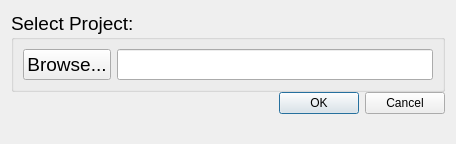
Old version of the form src/gui/open_project.ui in the repository Ecotrust/delphos.
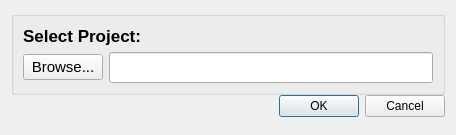
New version of the form.

```diff
--- a/src/gui/open_project.ui
+++ b/src/gui/open_project.ui
@@ -6,7 +6,7 @@
     <x>0</x>
     <y>0</y>
     <width>456</width>
-    <height>144</height>
+    <height>135</height>
    </rect>
   </property>
   <property name="windowTitle" >
@@ -24,15 +24,38 @@
         <widget class="QGroupBox" name="groupBox_4" >
          <property name="font" >
           <font>
+           <family>Arial</family>
            <pointsize>14</pointsize>
           </font>
          </property>
          <property name="title" >
+          <string/>
+         </property>
+         <layout class="QVBoxLayout" >
+          <item>
+           <widget class="QLabel" name="label" >
+            <property name="font" >
+             <font>
+              <pointsize>13</pointsize>
+              <weight>75</weight>
+              <bold>true</bold>
+             </font>
+            </property>
+            <property name="text" >
           <string>Select Project:</string>
          </property>
+           </widget>
+          </item>
+          <item>
          <layout class="QHBoxLayout" >
           <item>
            <widget class="QPushButton" name="project_browse_button" >
+              <property name="font" >
+               <font>
+                <family>Arial</family>
+                <pointsize>11</pointsize>
+               </font>
+              </property>
             <property name="text" >
              <string>Browse...</string>
             </property>
@@ -50,6 +73,8 @@
              <bool>true</bool>
             </property>
            </widget>
+            </item>
+           </layout>
           </item>
          </layout>
         </widget>
```
Lines whose indentation alone changed are shown as unchanged.
